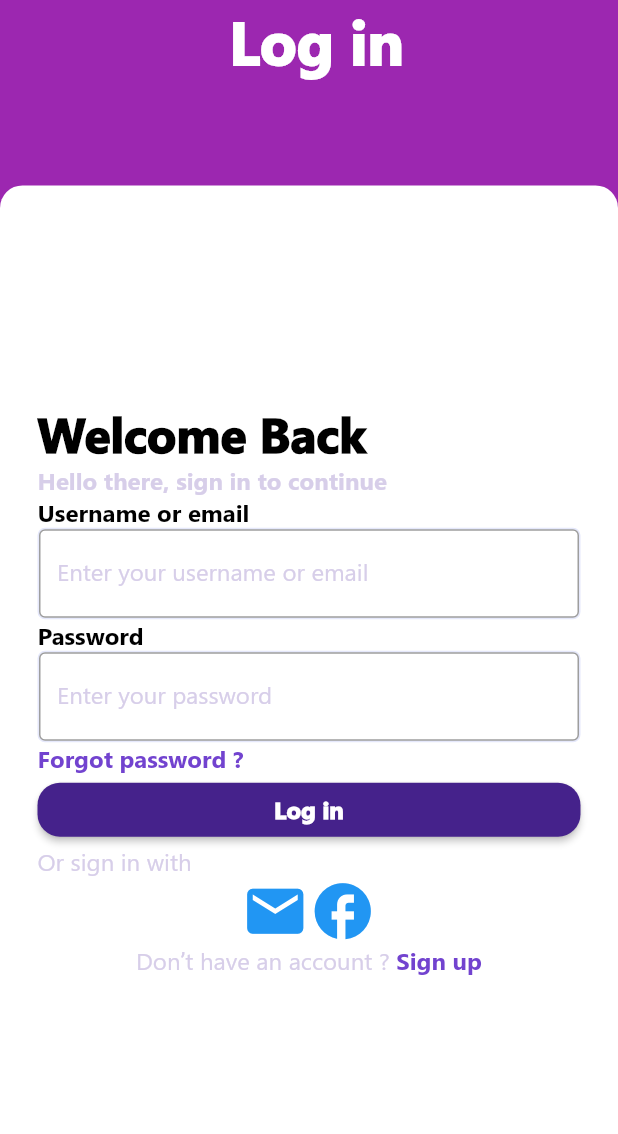
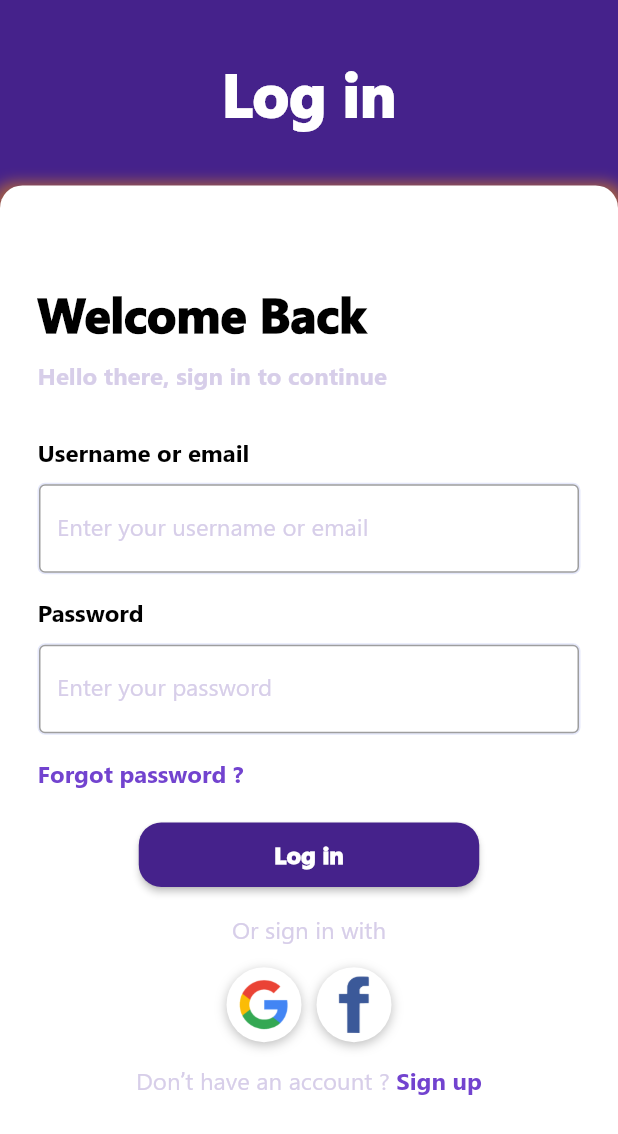
Before and after one commit to nguyenchiemdu/TESMA, a Flutter app: the LoginMobileContent screen opened directly, on a phone screen of 412 x 824 dp. Shown: the top 1134 px of the screen. Run offline on Flutter 3.47's test engine with Material 2 defaults, Android fonts, the phone set to English and light mode, and no system bars; our stand-ins replace cloud_firestore, firebase_auth, firebase_core, fluttertoast, google_sign_in; accounts and stored records are empty.

Commit message:
Update UI login_screen

```diff
--- a/lib/views/login_screens/login_screen.dart
+++ b/lib/views/login_screens/login_screen.dart
@@ -40,34 +40,28 @@
 
     return Scaffold(
         resizeToAvoidBottomInset: false,
-        // appBar: AppBar(
-        //   toolbarHeight: 128,
-        //   backgroundColor: Color(0xff45228b),
-        //   title: Container(
-        //     padding: EdgeInsets.fromLTRB(10, 0, 0, 0),
-        //     child: const Text('Log in',
-        //         style: TextStyle(
-        //           fontFamily: 'SegoeUI',
-        //           color: Colors.white,
-        //           fontSize: 40.0,
-        //           fontWeight: FontWeight.w900,
-        //         )),
-        //   ),
-        // ),
         body: Container(
-          color: Colors.purple,
+          color: Color(0xff45228b),
           child: Column(
             children: [
               Container(
                 height: MediaQuery.of(context).size.height * .15,
-                padding: EdgeInsets.fromLTRB(10, 0, 0, 0),
-                child: const Text('Log in',
+                padding: EdgeInsets.fromLTRB(0, 35, 0, 0),
+                child: Column(
+                  crossAxisAlignment: CrossAxisAlignment.start,
+                  children: [
+                    Text(
+                      'Log in',
+                      textAlign: TextAlign.left,
                       style: TextStyle(
                         fontFamily: 'SegoeUI',
                         color: Colors.white,
                         fontSize: 40.0,
                         fontWeight: FontWeight.w900,
-                    )),
+                      ),
+                    ),
+                  ],
+                ),
               ),
               Container(
                 height: MediaQuery.of(context).size.height * .85,
@@ -76,6 +70,14 @@
                     topLeft: Radius.circular(15),
                     topRight: Radius.circular(15),
                   ),
+                  boxShadow: [
+                    BoxShadow(
+                      color: Colors.orange.withOpacity(0.5),
+                      spreadRadius: 5,
+                      blurRadius: 7,
+                      offset: Offset(0, 3),
+                    )
+                  ],
                   color: Colors.white,
                 ),
                 //margin: EdgeInsets.fromLTRB(0, 0, 0, 0),
@@ -94,6 +96,7 @@
                         fontWeight: FontWeight.w900,
                       ),
                     ),
+                    SizedBox(height: 10.0),
                     Text(
                       "Hello there, sign in to continue",
                       textAlign: TextAlign.left,
@@ -104,6 +107,7 @@
                         fontSize: 16.0,
                       ),
                     ),
+                    SizedBox(height: 30.0),
                     Text(
                       "Username or email",
                       textAlign: TextAlign.left,
@@ -114,6 +118,7 @@
                         fontWeight: FontWeight.w700,
                       ),
                     ),
+                    SizedBox(height: 10.0),
                     Container(
                       //height: 50,
                       decoration: BoxDecoration(
@@ -136,6 +141,7 @@
                         controller: userController,
                       ),
                     ),
+                    SizedBox(height: 15.0),
                     Text(
                       "Password",
                       textAlign: TextAlign.left,
@@ -146,6 +152,7 @@
                         fontWeight: FontWeight.w700,
                       ),
                     ),
+                    SizedBox(height: 10.0),
                     Container(
                       // height: 50,
                       decoration: BoxDecoration(
@@ -168,6 +175,7 @@
                         controller: passwordController,
                       ),
                     ),
+                    SizedBox(height: 15.0),
                     Row(children: [
                       Text(
                         "Forgot password ?",
@@ -179,21 +187,27 @@
                             fontWeight: FontWeight.w600),
                       ),
                     ]),
+                    SizedBox(height: 20.0),
+                    Row(
+                      mainAxisAlignment: MainAxisAlignment.center,
+                      children: [
                         ElevatedButton(
                             onPressed: () {
                               context.read<AuthService>().signIn(
                                   userController.text, passwordController.text);
                             },
                             style: ButtonStyle(
-                            backgroundColor: MaterialStateProperty.resolveWith(
+                                backgroundColor:
+                                    MaterialStateProperty.resolveWith(
                                         getbackgroudcolor),
                                 shape: MaterialStateProperty.all<
-                                RoundedRectangleBorder>(RoundedRectangleBorder(
+                                        RoundedRectangleBorder>(
+                                    RoundedRectangleBorder(
                                   borderRadius: BorderRadius.circular(15.0),
                                 ))),
                             child: Container(
-                            //width: 195,
-                            //height: 43,
+                                width: 195,
+                                height: 43,
                                 child: Center(
                                     child: Text(
                                   "Log in",
@@ -204,6 +218,12 @@
                                       fontSize: 16.0,
                                       fontWeight: FontWeight.w900),
                                 )))),
+                      ],
+                    ),
+                    SizedBox(height: 15.0),
+                    Row(
+                      mainAxisAlignment: MainAxisAlignment.center,
+                      children: [
                         Text("Or sign in with",
                             textAlign: TextAlign.center,
                             style: TextStyle(
@@ -211,23 +231,64 @@
                               color: Color(0xffd7cee9),
                               fontSize: 16.0,
                             )),
-                    Row(mainAxisAlignment: MainAxisAlignment.center, children: [
-                      new GestureDetector(
+                      ],
+                    ),
+                    SizedBox(height: 15.0),
+                    Row(
+                      mainAxisAlignment: MainAxisAlignment.center,
+                      children: [
+                        GestureDetector(
                           onTap: () {
                             context.read<AuthService>().signInWithGoogle();
                           },
-                        child: Icon(
-                          Icons.mail,
-                          color: Colors.blue,
-                          size: 45.0,
+                          child: Container(
+                            height: 50.0,
+                            width: 50.0,
+                            decoration: BoxDecoration(
+                              shape: BoxShape.circle,
+                              color: Colors.white,
+                              boxShadow: [
+                                BoxShadow(
+                                  color: Colors.black26,
+                                  offset: Offset(0, 2),
+                                  blurRadius: 6.0,
+                                ),
+                              ],
+                            ),
+                            child: Image.asset(
+                              'assets/image/google.png',
                             ),
                           ),
-                      Icon(
-                        Icons.facebook,
-                        color: Colors.blue,
-                        size: 45.0,
                         ),
-                    ]),
+                        SizedBox(
+                          width: 10.0,
+                        ),
+                        GestureDetector(
+                          onTap: () {
+                            context.read<AuthService>().signInWithGoogle();
+                          },
+                          child: Container(
+                            height: 50.0,
+                            width: 50.0,
+                            decoration: BoxDecoration(
+                              shape: BoxShape.circle,
+                              color: Colors.white,
+                              boxShadow: [
+                                BoxShadow(
+                                  color: Colors.black26,
+                                  offset: Offset(0, 2),
+                                  blurRadius: 6.0,
+                                ),
+                              ],
+                            ),
+                            child: Image.asset(
+                              'assets/image/facebook.png',
+                            ),
+                          ),
+                        ),
+                      ],
+                    ),
+                    SizedBox(height: 15.0),
                     Row(
                       mainAxisAlignment: MainAxisAlignment.center,
                       children: [
--- a/pubspec.yaml
+++ b/pubspec.yaml
@@ -58,6 +58,9 @@
   # the material Icons class.
   uses-material-design: true
 
+  assets:
+    - assets/image/facebook.png
+    - assets/image/google.png
   # To add assets to your application, add an assets section, like this:
   # assets:
   #   - images/a_dot_burr.jpeg
```
Also changed, not shown: assets/image/facebook.png (added), assets/image/google.png (added). Lines whose indentation alone changed are shown as unchanged.
